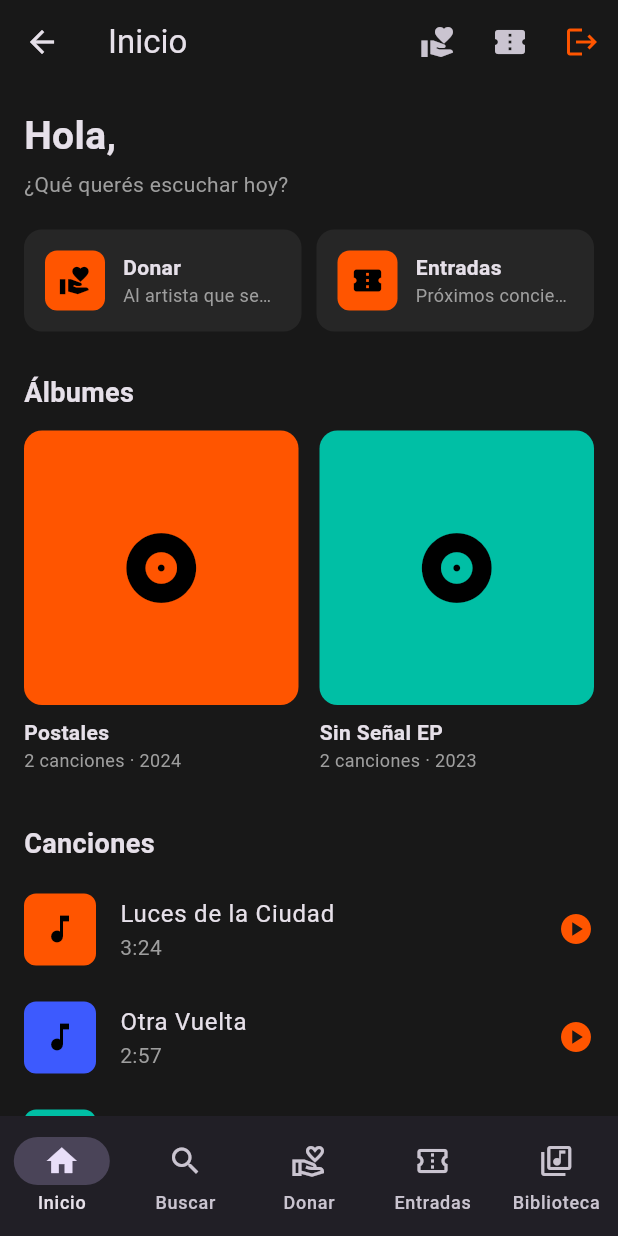
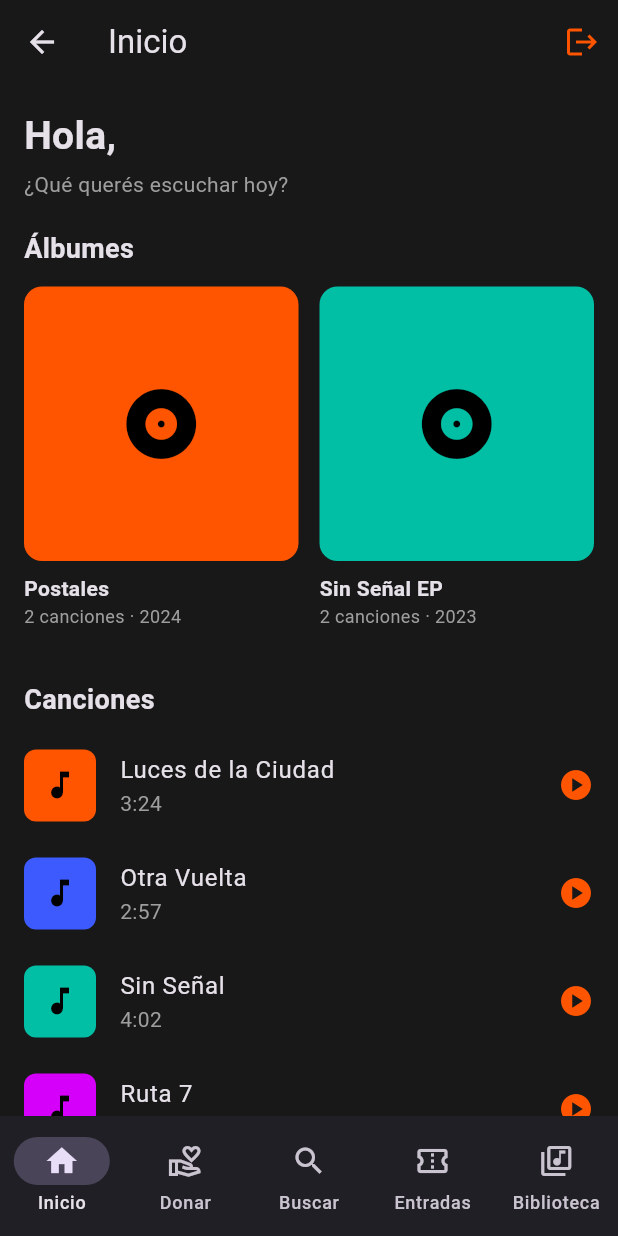
Before and after one commit to dtoconas78-web/Streamtunes, a Flutter app: the OyenteShell screen opened directly, on a phone screen of 412 x 824 dp. Run offline on Flutter 3.47's test engine with Material 3 defaults, Android fonts, the phone set to English and light mode, and no system bars; accounts and stored records are empty.

Commit message:
feat: Donar/Entradas solo en la barra inferior, en orden Inicio/Donar/Buscar/Entradas/Biblioteca; Inicio sin accesos rapidos

```diff
--- a/lib/views/screens/inicio_oyente_screen.dart
+++ b/lib/views/screens/inicio_oyente_screen.dart
@@ -7,7 +7,6 @@ import 'package:streamtunes_demo/viewmodels/auth_viewmodel.dart';
 import 'package:streamtunes_demo/viewmodels/catalogo_viewmodel.dart';
 import 'package:streamtunes_demo/viewmodels/reproductor_viewmodel.dart';
 import 'package:streamtunes_demo/views/widgets/portada.dart';
-import 'package:streamtunes_demo/views/widgets/tarjeta.dart';
 
 // Inicio del oyente (estilo Spotify/Apple Music): saludo, accesos rápidos,
 // álbumes en grilla y canciones. Todo el catálogo se actualiza solo.
@@ -21,16 +20,6 @@ class InicioOyenteScreen extends StatelessWidget {
       appBar: AppBar(
         title: const Text('Inicio'),
         actions: [
-          IconButton(
-            icon: const Icon(Icons.volunteer_activism),
-            tooltip: 'Donar al artista',
-            onPressed: () => irA(context, Rutas.donar),
-          ),
-          IconButton(
-            icon: const Icon(Icons.confirmation_number),
-            tooltip: 'Comprar entrada',
-            onPressed: () => irA(context, Rutas.comprarEntrada),
-          ),
           IconButton(
             icon: const Icon(Icons.logout, color: colorAcento),
             tooltip: 'Cerrar sesión',
@@ -53,29 +42,6 @@ class InicioOyenteScreen extends StatelessWidget {
               style: TextStyle(color: Colors.grey, fontSize: 14),
             ),
             const SizedBox(height: 20),
-            // Accesos rápidos: apoyar al artista y comprar entradas.
-            Row(
-              children: [
-                Expanded(
-                  child: _AccesoRapido(
-                    icono: Icons.volunteer_activism,
-                    titulo: 'Donar',
-                    subtitulo: 'Al artista que seguís',
-                    onTap: () => irA(context, Rutas.donar),
-                  ),
-                ),
-                const SizedBox(width: 10),
-                Expanded(
-                  child: _AccesoRapido(
-                    icono: Icons.confirmation_number,
-                    titulo: 'Entradas',
-                    subtitulo: 'Próximos conciertos',
-                    onTap: () => irA(context, Rutas.comprarEntrada),
-                  ),
-                ),
-              ],
-            ),
-            const SizedBox(height: 28),
             const Text(
               'Álbumes',
               style: TextStyle(fontSize: 18, fontWeight: FontWeight.bold),
@@ -152,60 +118,3 @@ class InicioOyenteScreen extends StatelessWidget {
     );
   }
 }
-
-// Tarjeta chica de acceso rápido (Donar, Entradas).
-class _AccesoRapido extends StatelessWidget {
-  final IconData icono;
-  final String titulo;
-  final String subtitulo;
-  final VoidCallback onTap;
-
-  const _AccesoRapido({
-    required this.icono,
-    required this.titulo,
-    required this.subtitulo,
-    required this.onTap,
-  });
-
-  @override
-  Widget build(BuildContext context) {
-    return Tarjeta(
-      margin: EdgeInsets.zero,
-      child: InkWell(
-        borderRadius: BorderRadius.circular(12),
-        onTap: onTap,
-        child: Padding(
-          padding: const EdgeInsets.all(14),
-          child: Row(
-            children: [
-              PortadaCuadrada(
-                color: colorAcento,
-                tamano: 40,
-                icono: icono,
-                tamanoIcono: 22,
-              ),
-              const SizedBox(width: 12),
-              Expanded(
-                child: Column(
-                  crossAxisAlignment: CrossAxisAlignment.start,
-                  children: [
-                    Text(
-                      titulo,
-                      style: const TextStyle(fontWeight: FontWeight.bold),
-                    ),
-                    Text(
-                      subtitulo,
-                      maxLines: 1,
-                      overflow: TextOverflow.ellipsis,
-                      style: const TextStyle(color: Colors.grey, fontSize: 12),
-                    ),
-                  ],
-                ),
-              ),
-            ],
-          ),
-        ),
-      ),
-    );
-  }
-}
--- a/lib/views/screens/oyente_shell.dart
+++ b/lib/views/screens/oyente_shell.dart
@@ -20,8 +20,8 @@ class _OyenteShellState extends State<OyenteShell> {
 
   final List<Widget> _paginas = const [
     InicioOyenteScreen(),
+    DonarScreen(),
     BuscarScreen(),
-    DonarScreen(),
     ComprarEntradaScreen(),
     BibliotecaScreen(),
   ];
@@ -41,14 +41,14 @@ class _OyenteShellState extends State<OyenteShell> {
             label: 'Inicio',
           ),
           NavigationDestination(
+            icon: Icon(Icons.volunteer_activism_outlined),
+            selectedIcon: Icon(Icons.volunteer_activism),
+            label: 'Donar',
+          ),
+          NavigationDestination(
             icon: Icon(Icons.search),
             selectedIcon: Icon(Icons.search),
             label: 'Buscar',
-          ),
-          NavigationDestination(
-            icon: Icon(Icons.volunteer_activism_outlined),
-            selectedIcon: Icon(Icons.volunteer_activism),
-            label: 'Donar',
           ),
           NavigationDestination(
             icon: Icon(Icons.confirmation_number_outlined),
```
Also changed, not shown: 2 other files.
